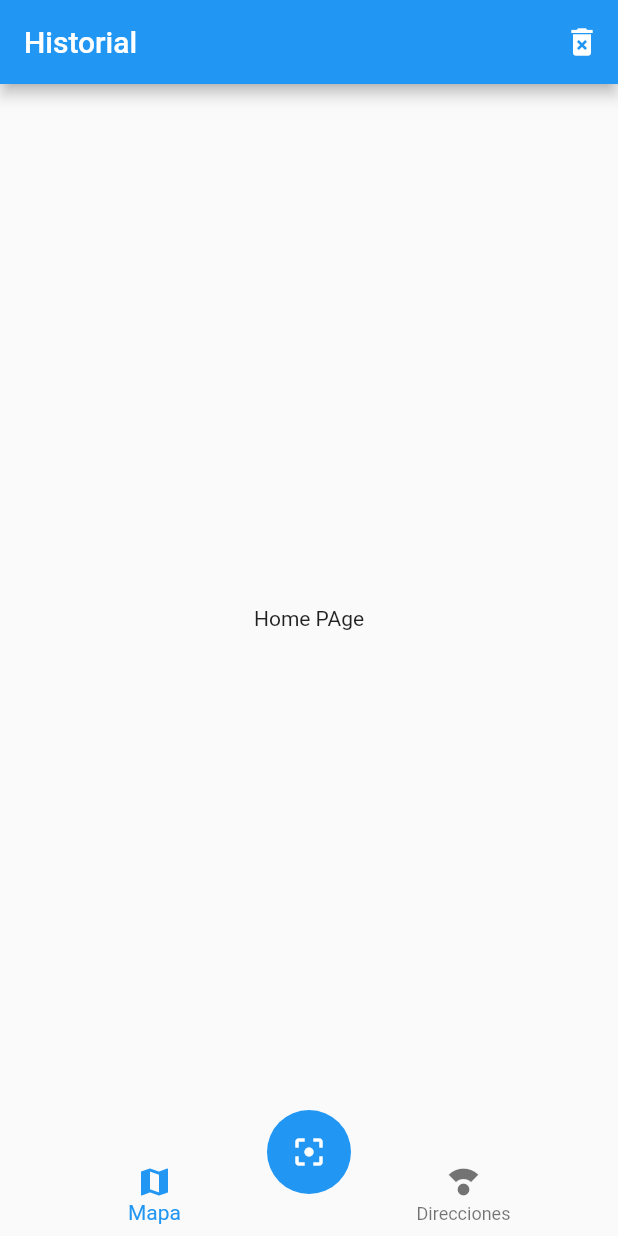
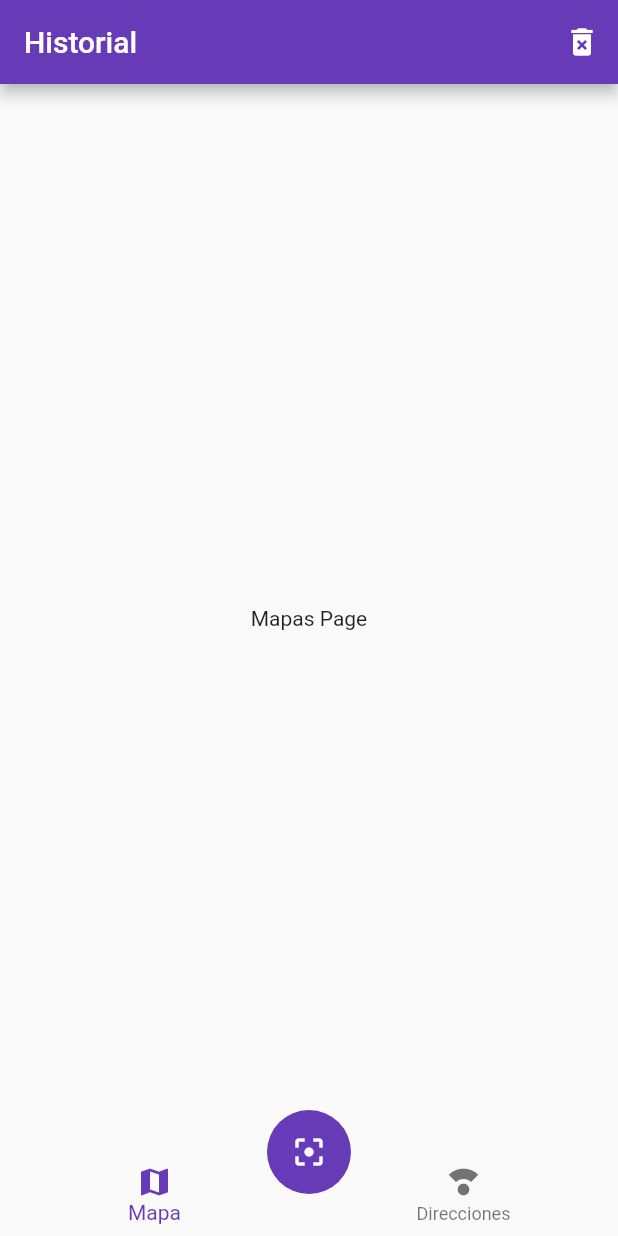
Before and after one commit to Keickd/QR_scanner-con-mapa, a Flutter app: the screen it shows after launch, after a tap on the "delete forever" icon, on a phone screen of 412 x 824 dp. Run offline on Flutter 3.47's test engine with Material 2 defaults, Android fonts, the phone set to English and light mode, and no system bars.

Commit message:
bottom navigation bar functional

```diff
--- a/lib/main.dart
+++ b/lib/main.dart
@@ -1,13 +1,27 @@
 import 'package:flutter/material.dart';
+import 'package:provider/provider.dart';
 import 'package:qr_scanner/pages/home_page.dart';
 import 'package:qr_scanner/pages/mapa_page.dart';
+import 'package:qr_scanner/providers/ui_provider.dart';
 
 void main() => runApp(MyApp());
 
 class MyApp extends StatelessWidget {
   @override
   Widget build(BuildContext context) {
-    return MaterialApp(
+    var themeData = ThemeData(
+      primarySwatch: Colors.deepPurple,
+      floatingActionButtonTheme: const FloatingActionButtonThemeData(
+          backgroundColor: Colors.deepPurple),
+    );
+
+    return MultiProvider(
+      providers: [
+        ChangeNotifierProvider(
+          create: (_) => UiProvider(),
+        )
+      ],
+      child: MaterialApp(
         debugShowCheckedModeBanner: false,
         title: 'QR Reader',
         initialRoute: 'home',
@@ -15,6 +29,8 @@ class MyApp extends StatelessWidget {
           'home': (_) => HomePage(),
           'mapa': (_) => MapaPage(),
         },
+        theme: themeData,
+      ),
     );
   }
 }
--- /dev/null
+++ b/lib/pages/direcciones_page.dart
@@ -0,0 +1,12 @@
+import 'package:flutter/material.dart';
+
+class DireccionesPage extends StatelessWidget {
+  const DireccionesPage({Key? key}) : super(key: key);
+
+  @override
+  Widget build(BuildContext context) {
+    return Center(
+      child: Text('Direcciones Page'),
+    );
+  }
+}
--- a/lib/pages/home_page.dart
+++ b/lib/pages/home_page.dart
@@ -1,4 +1,9 @@
 import 'package:flutter/material.dart';
+import 'package:provider/provider.dart';
+import 'package:qr_scanner/pages/direcciones_page.dart';
+import 'package:qr_scanner/pages/mapa_page.dart';
+import 'package:qr_scanner/pages/mapas_page.dart';
+import 'package:qr_scanner/providers/ui_provider.dart';
 import 'package:qr_scanner/widgets/widgets.dart';
 
 class HomePage extends StatelessWidget {
@@ -6,20 +11,38 @@ class HomePage extends StatelessWidget {
   Widget build(BuildContext context) {
     return Scaffold(
       appBar: AppBar(
-        title: Text('Historial'),
+        title: const Text('Historial'),
         actions: [
           IconButton(
             onPressed: () {},
-            icon: Icon(Icons.delete_forever),
+            icon: const Icon(Icons.delete_forever),
           )
         ],
       ),
-      body: Center(
-        child: Text('Home PAge'),
-      ),
+      body: _HomePageBody(),
       bottomNavigationBar: const CustomNavigationBar(),
-      floatingActionButton: ScanButton(),
+      floatingActionButton: const ScanButton(),
       floatingActionButtonLocation: FloatingActionButtonLocation.centerDocked,
     );
   }
 }
+
+class _HomePageBody extends StatelessWidget {
+  const _HomePageBody({Key? key}) : super(key: key);
+
+  @override
+  Widget build(BuildContext context) {
+    final uiProvider = Provider.of<UiProvider>(context);
+
+    final currentIndex = uiProvider.selectedMenuOpt;
+
+    switch (currentIndex) {
+      case 0:
+        return MapasPage();
+      case 1:
+        return DireccionesPage();
+      default:
+        return MapasPage();
+    }
+  }
+}
--- /dev/null
+++ b/lib/pages/mapas_page.dart
@@ -0,0 +1,12 @@
+import 'package:flutter/material.dart';
+
+class MapasPage extends StatelessWidget {
+  const MapasPage({Key? key}) : super(key: key);
+
+  @override
+  Widget build(BuildContext context) {
+    return Center(
+      child: Text('Mapas Page'),
+    );
+  }
+}
--- /dev/null
+++ b/lib/providers/ui_provider.dart
@@ -0,0 +1,14 @@
+import 'package:flutter/material.dart';
+
+class UiProvider extends ChangeNotifier {
+  int _selectedMenuOpt = 0;
+
+  int get selectedMenuOpt {
+    return _selectedMenuOpt;
+  }
+
+  set selectedMenuOpt(int i) {
+    _selectedMenuOpt = i;
+    notifyListeners();
+  }
+}
--- a/lib/widgets/custom_navigatorbar.dart
+++ b/lib/widgets/custom_navigatorbar.dart
@@ -1,12 +1,19 @@
 import 'package:flutter/material.dart';
+import 'package:provider/provider.dart';
+import 'package:qr_scanner/providers/ui_provider.dart';
 
 class CustomNavigationBar extends StatelessWidget {
   const CustomNavigationBar({Key? key}) : super(key: key);
 
   @override
   Widget build(BuildContext context) {
+    final uiProvider = Provider.of<UiProvider>(context);
+
+    final currentIndex = uiProvider.selectedMenuOpt;
+
     return BottomNavigationBar(
-        currentIndex: 0,
+        onTap: (value) => uiProvider.selectedMenuOpt = value,
+        currentIndex: currentIndex,
         elevation: 0,
         items: const <BottomNavigationBarItem>[
           BottomNavigationBarItem(
--- a/pubspec.yaml
+++ b/pubspec.yaml
@@ -30,6 +30,7 @@ dependencies:
   flutter:
     sdk: flutter
 
+  provider: ^6.0.3
 
   # The following adds the Cupertino Icons font to your application.
   # Use with the CupertinoIcons class for iOS style icons.
```
Also changed, not shown: pubspec.lock. Lines whose indentation alone changed are shown as unchanged.
